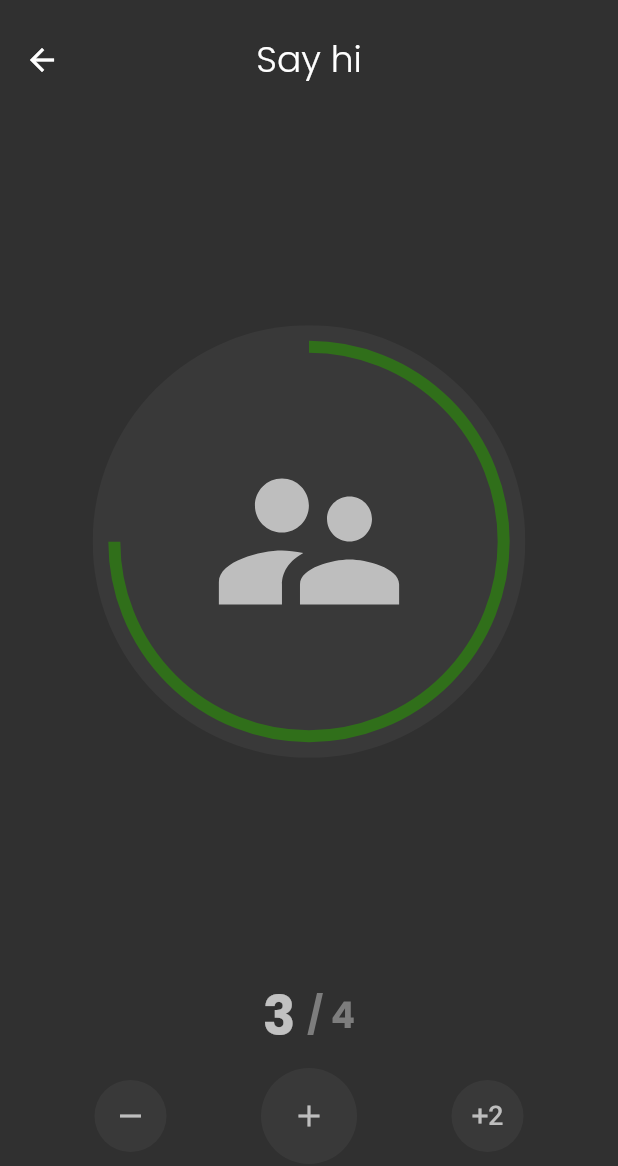
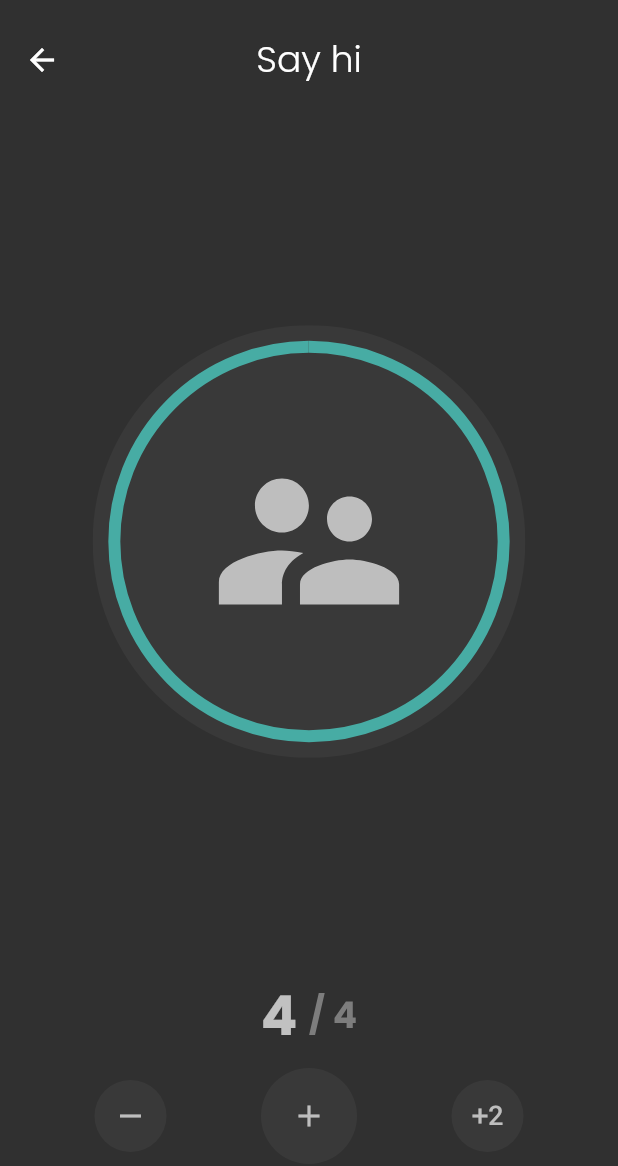
Before and after one commit to lburzak/homo_habitus, a Flutter app: the screen it shows after launch, after a tap on an icon or button, on a phone screen of 412 x 824 dp. Shown: the top 1166 px of the screen. Run offline on Flutter 3.47's test engine with Material 2 defaults, Android fonts, the phone set to English and light mode, and no system bars; our stand-ins replace flutter_bloc, flutter_svg, google_fonts.

Commit message:
Add progress arc color for completed habit

```diff
--- a/lib/repository/habit_repository.dart
+++ b/lib/repository/habit_repository.dart
@@ -19,7 +19,7 @@ class HabitRepository {
         name: "Say hi",
         iconName: 'people',
         goal: Goal(
-          current: 3,
+          current: 4,
           target: 4,
           unit: GoalUnit.times
         )
--- a/lib/theme.dart
+++ b/lib/theme.dart
@@ -3,7 +3,8 @@ import 'package:google_fonts/google_fonts.dart';
 
 final themeData = ThemeData(
     colorScheme: const ColorScheme.dark(
-        onBackground: Color(0xff393939), primary: Color(0xff306F1A), primaryVariant: Color(0xff275119)),
+        onBackground: Color(0xff393939), primary: Color(0xff306F1A), primaryVariant: Color(0xff275119), secondary: Color(
+        0xff47aca4)),
     iconTheme: const IconThemeData(color: Color(0xffBEBEBE)),
     appBarTheme: _appBarTheme,
     textTheme: _textTheme);
--- a/lib/widget/round_indicator.dart
+++ b/lib/widget/round_indicator.dart
@@ -31,6 +31,7 @@ class RoundIndicator extends StatelessWidget {
                   heightFactor: 0.9,
                   widthFactor: 0.9,
                   child: CircularProgressIndicator(
+                    color: progressValue >= 1 ? Theme.of(context).colorScheme.secondary : null,
                     strokeWidth: progressStrokeWidth,
                     value: progressValue,
                   ),
```
